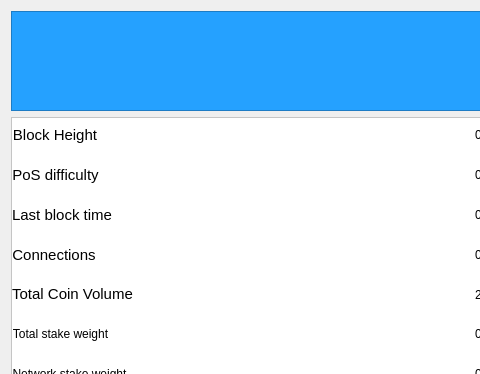
First picture: the form in src/qt/forms/statisticspage.ui, repository britcoin3/britcoin3.1, before the edit; both pictures show x 0 to 480 and y 0 to 374 of the 953 by 488 pixel window.
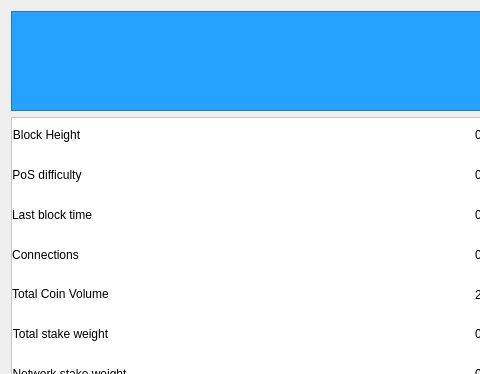
Second picture: the form after the edit. Icons and pictures are not drawn.

Diff of the .ui file:
```diff
--- a/src/qt/forms/statisticspage.ui
+++ b/src/qt/forms/statisticspage.ui
@@ -92,12 +92,6 @@
       </property>
       <item row="4" column="0" alignment="Qt::AlignLeft">
        <widget class="QLabel" name="label_8">
-        <property name="font">
-         <font>
-          <family>Ubuntu</family>
-          <pointsize>11</pointsize>
-         </font>
-        </property>
         <property name="text">
          <string>&lt;html&gt;&lt;head/&gt;&lt;body&gt;&lt;p&gt;Total Coin Volume&lt;/p&gt;&lt;/body&gt;&lt;/html&gt;</string>
         </property>
@@ -171,12 +165,6 @@
       </item>
       <item row="0" column="0" alignment="Qt::AlignLeft">
        <widget class="QLabel" name="label_14">
-        <property name="font">
-         <font>
-          <family>Ubuntu</family>
-          <pointsize>11</pointsize>
-         </font>
-        </property>
         <property name="text">
          <string>&lt;html&gt;&lt;head/&gt;&lt;body&gt;&lt;p&gt;Block Height&lt;/p&gt;&lt;/body&gt;&lt;/html&gt;</string>
         </property>
@@ -202,12 +190,6 @@
       </item>
       <item row="3" column="0" alignment="Qt::AlignLeft">
        <widget class="QLabel" name="label1_2">
-        <property name="font">
-         <font>
-          <family>Ubuntu</family>
-          <pointsize>11</pointsize>
-         </font>
-        </property>
         <property name="text">
          <string>&lt;html&gt;&lt;head/&gt;&lt;body&gt;&lt;p&gt;Connections&lt;/p&gt;&lt;/body&gt;&lt;/html&gt;</string>
         </property>
@@ -233,12 +215,6 @@
       </item>
       <item row="1" column="0" alignment="Qt::AlignLeft">
        <widget class="QLabel" name="label_9">
-        <property name="font">
-         <font>
-          <family>Ubuntu</family>
-          <pointsize>11</pointsize>
-         </font>
-        </property>
         <property name="text">
          <string>&lt;html&gt;&lt;head/&gt;&lt;body&gt;&lt;p&gt;PoS difficulty&lt;/p&gt;&lt;/body&gt;&lt;/html&gt;</string>
         </property>
@@ -318,12 +294,6 @@
       </item>
       <item row="2" column="0" alignment="Qt::AlignLeft">
        <widget class="QLabel" name="label3_2">
-        <property name="font">
-         <font>
-          <family>Ubuntu</family>
-          <pointsize>11</pointsize>
-         </font>
-        </property>
         <property name="text">
          <string>&lt;html&gt;&lt;head/&gt;&lt;body&gt;&lt;p&gt;Last block time&lt;/p&gt;&lt;/body&gt;&lt;/html&gt;</string>
         </property>
```
Left out of the diff: 55 changed lines with no effect on the pictures.
